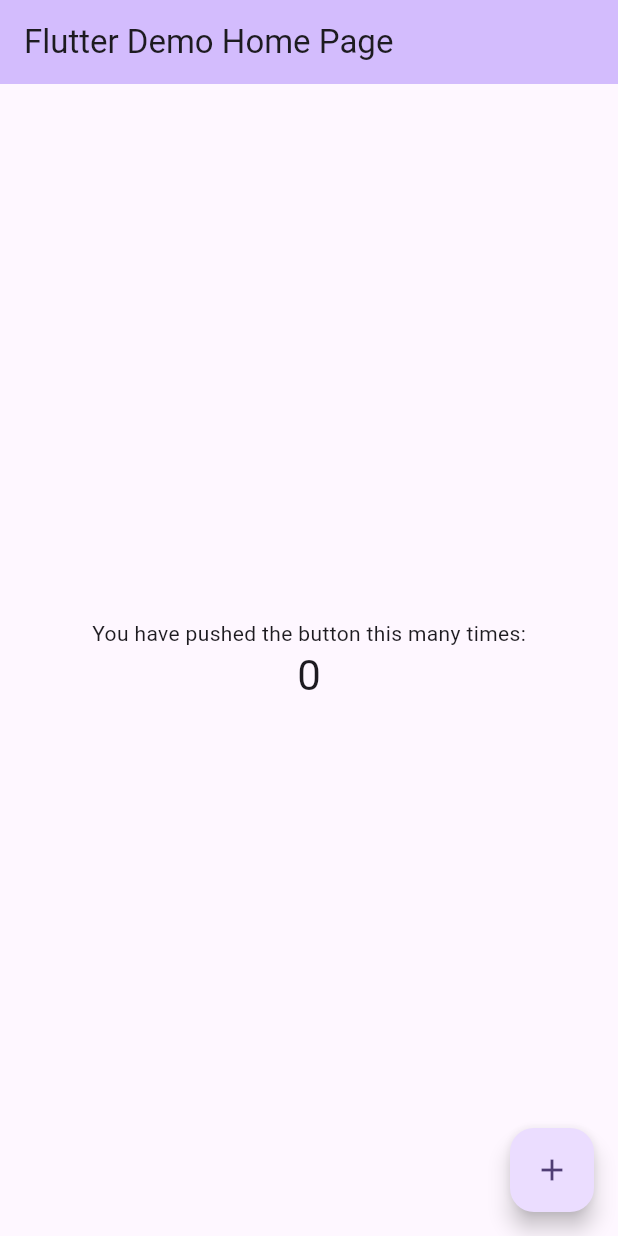
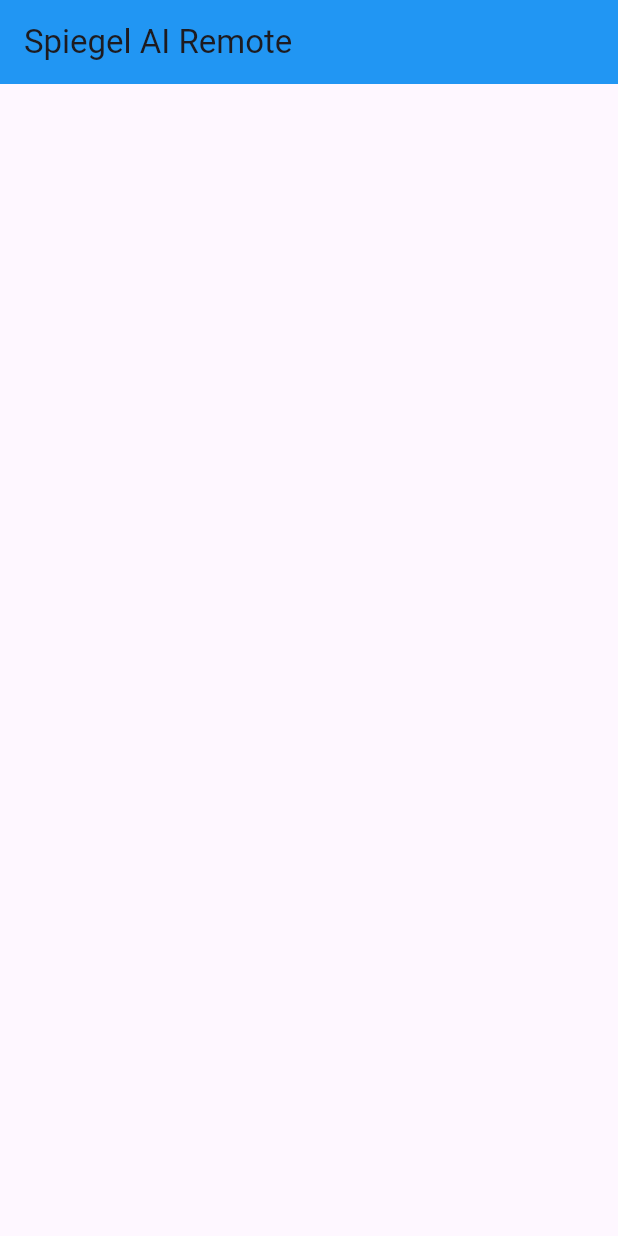
Before and after one commit to NightPic/Spiegel-AI, a Flutter app: the screen it shows after launch, on a phone screen of 412 x 824 dp. Run offline on Flutter 3.47's test engine with Material 3 defaults, Android fonts, the phone set to English and light mode, and no system bars.

Commit message:
Refactored initial flutter project and replaced main dart demo

```diff
--- a/remote_app/lib/main.dart
+++ b/remote_app/lib/main.dart
@@ -1,125 +1,20 @@
 import 'package:flutter/material.dart';
 
 void main() {
-  runApp(const MyApp());
+  runApp(RemoteApp());
 }
 
-class MyApp extends StatelessWidget {
-  const MyApp({super.key});
+class RemoteApp extends StatelessWidget {
+  const RemoteApp({super.key});
 
-  // This widget is the root of your application.
   @override
   Widget build(BuildContext context) {
     return MaterialApp(
-      title: 'Flutter Demo',
-      theme: ThemeData(
-        // This is the theme of your application.
-        //
-        // TRY THIS: Try running your application with "flutter run". You'll see
-        // the application has a purple toolbar. Then, without quitting the app,
-        // try changing the seedColor in the colorScheme below to Colors.green
-        // and then invoke "hot reload" (save your changes or press the "hot
-        // reload" button in a Flutter-supported IDE, or press "r" if you used
-        // the command line to start the app).
-        //
-        // Notice that the counter didn't reset back to zero; the application
-        // state is not lost during the reload. To reset the state, use hot
-        // restart instead.
-        //
-        // This works for code too, not just values: Most code changes can be
-        // tested with just a hot reload.
-        colorScheme: ColorScheme.fromSeed(seedColor: Colors.deepPurple),
-        useMaterial3: true,
+      home: Scaffold(
+        appBar: AppBar(
+            backgroundColor: Colors.blue,
+            title: const Text('Spiegel AI Remote')),
       ),
-      home: const MyHomePage(title: 'Flutter Demo Home Page'),
     );
   }
 }
-
-class MyHomePage extends StatefulWidget {
-  const MyHomePage({super.key, required this.title});
-
-  // This widget is the home page of your application. It is stateful, meaning
-  // that it has a State object (defined below) that contains fields that affect
-  // how it looks.
-
-  // This class is the configuration for the state. It holds the values (in this
-  // case the title) provided by the parent (in this case the App widget) and
-  // used by the build method of the State. Fields in a Widget subclass are
-  // always marked "final".
-
-  final String title;
-
-  @override
-  State<MyHomePage> createState() => _MyHomePageState();
-}
-
-class _MyHomePageState extends State<MyHomePage> {
-  int _counter = 0;
-
-  void _incrementCounter() {
-    setState(() {
-      // This call to setState tells the Flutter framework that something has
-      // changed in this State, which causes it to rerun the build method below
-      // so that the display can reflect the updated values. If we changed
-      // _counter without calling setState(), then the build method would not be
-      // called again, and so nothing would appear to happen.
-      _counter++;
-    });
-  }
-
-  @override
-  Widget build(BuildContext context) {
-    // This method is rerun every time setState is called, for instance as done
-    // by the _incrementCounter method above.
-    //
-    // The Flutter framework has been optimized to make rerunning build methods
-    // fast, so that you can just rebuild anything that needs updating rather
-    // than having to individually change instances of widgets.
-    return Scaffold(
-      appBar: AppBar(
-        // TRY THIS: Try changing the color here to a specific color (to
-        // Colors.amber, perhaps?) and trigger a hot reload to see the AppBar
-        // change color while the other colors stay the same.
-        backgroundColor: Theme.of(context).colorScheme.inversePrimary,
-        // Here we take the value from the MyHomePage object that was created by
-        // the App.build method, and use it to set our appbar title.
-        title: Text(widget.title),
-      ),
-      body: Center(
-        // Center is a layout widget. It takes a single child and positions it
-        // in the middle of the parent.
-        child: Column(
-          // Column is also a layout widget. It takes a list of children and
-          // arranges them vertically. By default, it sizes itself to fit its
-          // children horizontally, and tries to be as tall as its parent.
-          //
-          // Column has various properties to control how it sizes itself and
-          // how it positions its children. Here we use mainAxisAlignment to
-          // center the children vertically; the main axis here is the vertical
-          // axis because Columns are vertical (the cross axis would be
-          // horizontal).
-          //
-          // TRY THIS: Invoke "debug painting" (choose the "Toggle Debug Paint"
-          // action in the IDE, or press "p" in the console), to see the
-          // wireframe for each widget.
-          mainAxisAlignment: MainAxisAlignment.center,
-          children: <Widget>[
-            const Text(
-              'You have pushed the button this many times:',
-            ),
-            Text(
-              '$_counter',
-              style: Theme.of(context).textTheme.headlineMedium,
-            ),
-          ],
-        ),
-      ),
-      floatingActionButton: FloatingActionButton(
-        onPressed: _incrementCounter,
-        tooltip: 'Increment',
-        child: const Icon(Icons.add),
-      ), // This trailing comma makes auto-formatting nicer for build methods.
-    );
-  }
-}
--- a/remote_app/pubspec.yaml
+++ b/remote_app/pubspec.yaml
@@ -1,5 +1,5 @@
 name: remote_app
-description: "Remote control application for Spiegel AI"
+description: "A new Flutter project."
 # The following line prevents the package from being accidentally published to
 # pub.dev using `flutter pub publish`. This is preferred for private packages.
 publish_to: 'none' # Remove this line if you wish to publish to pub.dev
```
Also changed, not shown: 3 other files.
